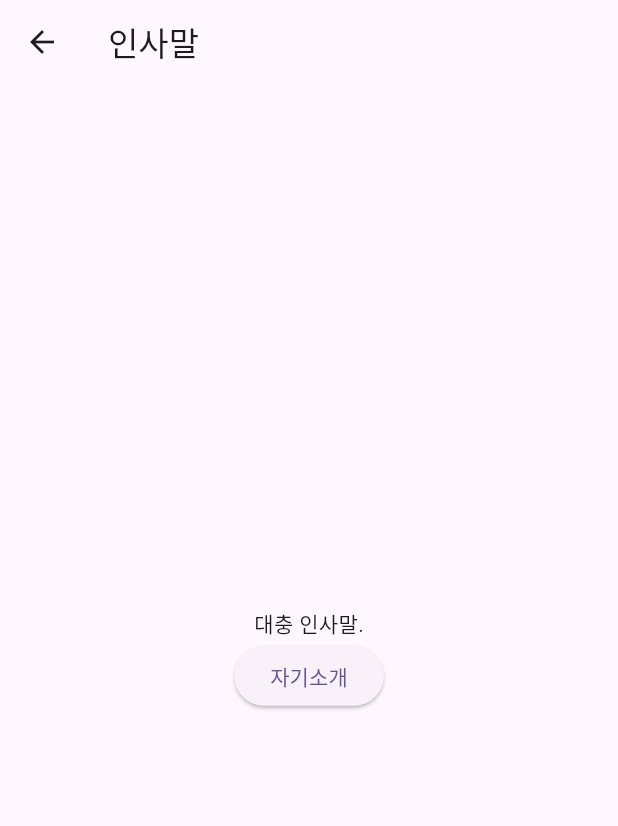
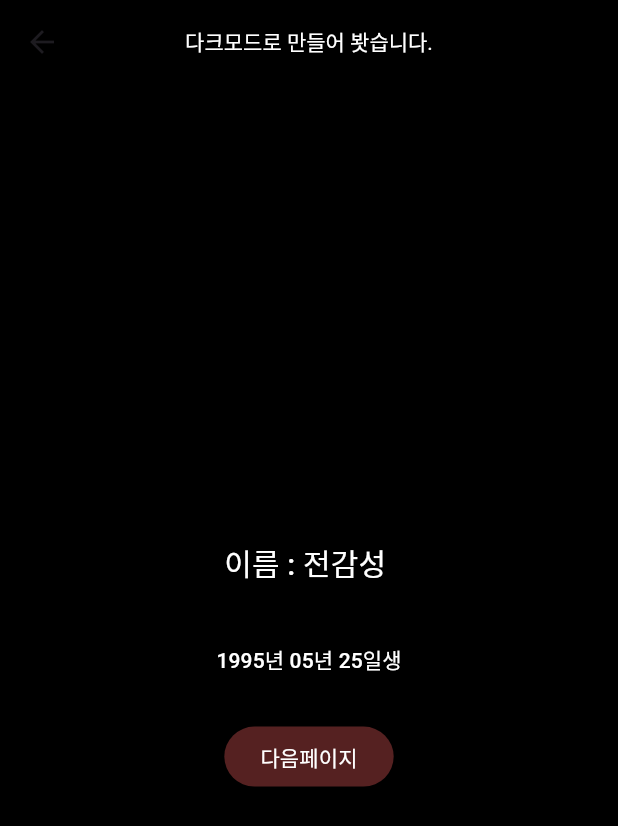
Before and after one commit to first-project-of-4T/main, a Flutter app: the FouthPage screen opened by its route, on a phone screen of 412 x 824 dp. Shown: the top 826 px of the screen. Run offline on Flutter 3.47's test engine with Material 3 defaults, Android fonts, the phone set to English and light mode, and no system bars.

Commit message:
Fouth 수정본

```diff
--- a/navigator_git_4t_app/lib/view/fourth/fouth_image_page.dart
+++ b/navigator_git_4t_app/lib/view/fourth/fouth_image_page.dart
@@ -7,23 +7,37 @@ class FouthImagePage extends StatelessWidget {
   Widget build(BuildContext context) {
     return Scaffold(
       appBar: AppBar(
-        title: Text("자기소개"),
+        centerTitle:true,
+        title: Text("여기도 다크모드로 만들어 봣습니다."),
+        backgroundColor: Colors.black26,
+        titleTextStyle: TextStyle(color: Colors.white)
+
       ),
       body: Center(
         child: Column(
-          children: [
-            Column(
-              children: [Text('date'),
+          children: [Image.asset('imeges/chiken',
+          width: 250,),
+          Text("저는 무슨 사진을 올릴까 카메라를 보니 먹을것 사진이 많더라구요"),
+          Image.asset('imeges/sheeo',
+          width: 250,),
+          Text("어제 밤에햇는데 사실 배고픈걸 참고만들엇습니다."),
+          Image.asset('imeges/cheese',
+          width: 250,),
+          Text("다음에 근처에서 맛잇는걸 같이 먹으러 가실분 계시면 같이가요!"),
+
                 ElevatedButton(onPressed: (){
                 Navigator.pop(context);
                 Navigator.pop(context);
                 },
+                 style: ElevatedButton.styleFrom(
+          backgroundColor: const Color.fromARGB(255, 85, 33, 33),
+                 ),
                  child: Text("Main Screen")),
               ],
             )
-          ],
         ),
-      ),
-    );
+backgroundColor: Colors.black,
+      );
+
   }
 }
--- a/navigator_git_4t_app/lib/view/fourth/fouth_page.dart
+++ b/navigator_git_4t_app/lib/view/fourth/fouth_page.dart
@@ -7,22 +7,54 @@ class FouthPage extends StatelessWidget {
   Widget build(BuildContext context) {
     return Scaffold(
       appBar: AppBar(
-        title: Text("인사말"),
+        centerTitle:true,
+        title: Text("다크모드로 만들어 봣습니다."),
+        backgroundColor: Colors.black26,
+        titleTextStyle: TextStyle(color: Colors.white)
+
       ),
       body: Center(
         child: Column(mainAxisAlignment: MainAxisAlignment.center,
           children: [
             Column(
               children: [
-                Text("대충 인사말."),
-                ElevatedButton(onPressed: () => Navigator.pushNamed(context, '/4thimage'),
-                 child: Text("자기소개")),
-              ],
+                Padding(
+                  padding: const EdgeInsets.all(8.20),
+                  child: ElevatedButton(
+                    onPressed: (){} ,
+                    style: ElevatedButton.styleFrom(
+                      foregroundColor: Colors.white,
+                      backgroundColor: Colors.black,
+                    ),
+
+                   child: Text("이름 : 전감성 ",style: TextStyle(fontSize: 20),)),
+                ),
+                Padding(
+                  padding: const EdgeInsets.all(8.20),
+                  child: ElevatedButton(
+                    onPressed: (){} ,
+                    style: ElevatedButton.styleFrom(
+                      foregroundColor: Colors.white,
+                      backgroundColor: Colors.black,
+                    ),
+                   child: Text("1995년 05년 25일생")),
+                ),
+                Padding(
+                  padding: const EdgeInsets.all(8.20),
+                  child: ElevatedButton(
+                    onPressed: () => Navigator.pushNamed(context, '/4thimage') ,
+                    style: ElevatedButton.styleFrom(
+                      foregroundColor: Colors.white,
+                      backgroundColor: const Color.fromARGB(255, 85, 33, 33),
+                    ),
+                   child: Text("다음페이지")),
+                ),
+              ]
             )
           ],
         ),
       ),
-
+backgroundColor: Colors.black,
     );
   }
 }
```
Also changed, not shown: navigator_git_4t_app/images/cheese.jpg (added), navigator_git_4t_app/images/sheep.jpg (added), 1 other file.
